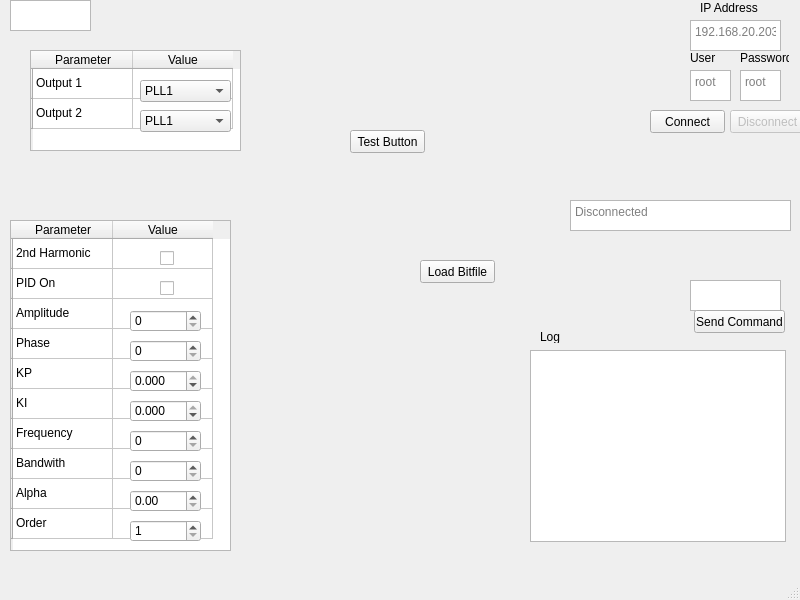
The window that mainwindow.ui (vhock/Phase-locked-Loop) describes before a commit, drawn with Qt 5.
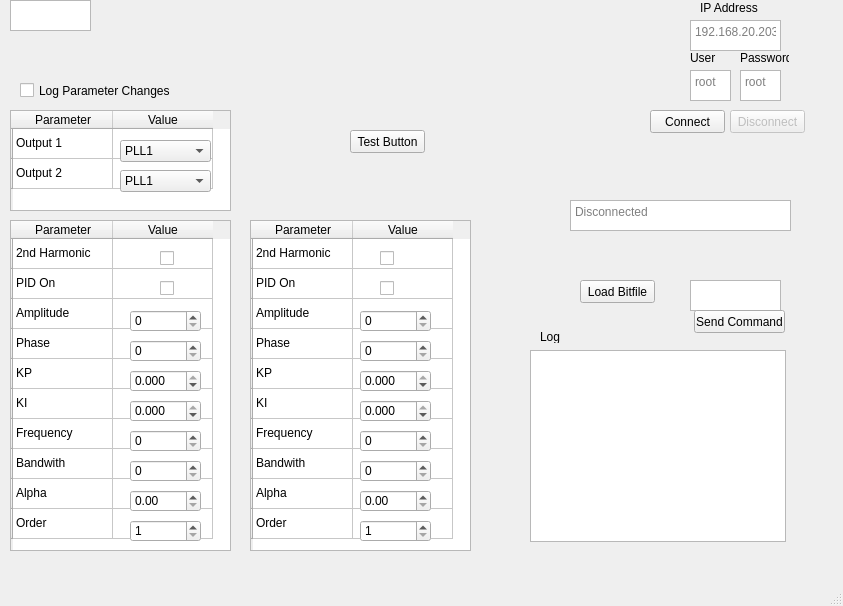
The same window after the commit.

Diff of the .ui file:
```diff
--- a/mainwindow.ui
+++ b/mainwindow.ui
@@ -9,8 +9,8 @@
    <rect>
     <x>0</x>
     <y>0</y>
-    <width>800</width>
-    <height>600</height>
+    <width>843</width>
+    <height>606</height>
    </rect>
   </property>
   <property name="windowTitle">
@@ -98,8 +98,8 @@
    <widget class="QPushButton" name="loadBitfileButton">
     <property name="geometry">
      <rect>
-      <x>420</x>
-      <y>260</y>
+      <x>580</x>
+      <y>280</y>
       <width>75</width>
       <height>23</height>
      </rect>
@@ -439,9 +439,9 @@
    <widget class="QTableWidget" name="tableWidget_2">
     <property name="geometry">
      <rect>
-      <x>30</x>
-      <y>50</y>
-      <width>211</width>
+      <x>10</x>
+      <y>110</y>
+      <width>221</width>
       <height>101</height>
      </rect>
     </property>
@@ -479,8 +479,8 @@
    <widget class="QComboBox" name="output1_combobox">
     <property name="geometry">
      <rect>
-      <x>140</x>
-      <y>80</y>
+      <x>120</x>
+      <y>140</y>
       <width>91</width>
       <height>22</height>
      </rect>
@@ -529,8 +529,8 @@
    <widget class="QComboBox" name="output2_combobox">
     <property name="geometry">
      <rect>
-      <x>140</x>
-      <y>110</y>
+      <x>120</x>
+      <y>170</y>
       <width>91</width>
       <height>22</height>
      </rect>
@@ -654,6 +654,308 @@
      <string>IP Address</string>
     </property>
    </widget>
+   <widget class="QCheckBox" name="log_parameter_changes_cb">
+    <property name="geometry">
+     <rect>
+      <x>20</x>
+      <y>80</y>
+      <width>151</width>
+      <height>21</height>
+     </rect>
+    </property>
+    <property name="text">
+     <string>Log Parameter Changes</string>
+    </property>
+   </widget>
+   <widget class="QTableWidget" name="tableWidget_3">
+    <property name="geometry">
+     <rect>
+      <x>250</x>
+      <y>220</y>
+      <width>221</width>
+      <height>331</height>
+     </rect>
+    </property>
+    <row>
+     <property name="text">
+      <string/>
+     </property>
+    </row>
+    <row>
+     <property name="text">
+      <string/>
+     </property>
+    </row>
+    <row>
+     <property name="text">
+      <string/>
+     </property>
+    </row>
+    <row>
+     <property name="text">
+      <string/>
+     </property>
+    </row>
+    <row>
+     <property name="text">
+      <string/>
+     </property>
+    </row>
+    <row>
+     <property name="text">
+      <string/>
+     </property>
+    </row>
+    <row>
+     <property name="text">
+      <string/>
+     </property>
+    </row>
+    <row>
+     <property name="text">
+      <string/>
+     </property>
+    </row>
+    <row>
+     <property name="text">
+      <string/>
+     </property>
+    </row>
+    <row>
+     <property name="text">
+      <string/>
+     </property>
+    </row>
+    <column>
+     <property name="text">
+      <string>Parameter</string>
+     </property>
+    </column>
+    <column>
+     <property name="text">
+      <string>Value</string>
+     </property>
+    </column>
+    <item row="0" column="0">
+     <property name="text">
+      <string>2nd Harmonic</string>
+     </property>
+    </item>
+    <item row="1" column="0">
+     <property name="text">
+      <string>PID On</string>
+     </property>
+    </item>
+    <item row="2" column="0">
+     <property name="text">
+      <string>Amplitude</string>
+     </property>
+    </item>
+    <item row="3" column="0">
+     <property name="text">
+      <string>Phase</string>
+     </property>
+    </item>
+    <item row="4" column="0">
+     <property name="text">
+      <string>KP</string>
+     </property>
+    </item>
+    <item row="5" column="0">
+     <property name="text">
+      <string>KI</string>
+     </property>
+    </item>
+    <item row="6" column="0">
+     <property name="text">
+      <string>Frequency</string>
+     </property>
+    </item>
+    <item row="7" column="0">
+     <property name="text">
+      <string>Bandwith</string>
+     </property>
+    </item>
+    <item row="8" column="0">
+     <property name="text">
+      <string>Alpha</string>
+     </property>
+    </item>
+    <item row="9" column="0">
+     <property name="text">
+      <string>Order</string>
+     </property>
+    </item>
+   </widget>
+   <widget class="QDoubleSpinBox" name="pll2_kp_box">
+    <property name="geometry">
+     <rect>
+      <x>360</x>
+      <y>370</y>
+      <width>71</width>
+      <height>22</height>
+     </rect>
+    </property>
+    <property name="decimals">
+     <number>3</number>
+    </property>
+    <property name="minimum">
+     <double>-30000.000000000000000</double>
+    </property>
+    <property name="maximum">
+     <double>0.000000000000000</double>
+    </property>
+    <property name="singleStep">
+     <double>0.100000000000000</double>
+    </property>
+   </widget>
+   <widget class="QSpinBox" name="pll2_freq_box">
+    <property name="geometry">
+     <rect>
+      <x>360</x>
+      <y>430</y>
+      <width>71</width>
+      <height>22</height>
+     </rect>
+    </property>
+    <property name="suffix">
+     <string/>
+    </property>
+    <property name="maximum">
+     <number>429496729</number>
+    </property>
+   </widget>
+   <widget class="QSpinBox" name="pll2_phase_box">
+    <property name="geometry">
+     <rect>
+      <x>360</x>
+      <y>340</y>
+      <width>71</width>
+      <height>22</height>
+     </rect>
+    </property>
+    <property name="suffix">
+     <string/>
+    </property>
+    <property name="maximum">
+     <number>360</number>
+    </property>
+   </widget>
+   <widget class="QDoubleSpinBox" name="pll2_ki_box">
+    <property name="geometry">
+     <rect>
+      <x>360</x>
+      <y>400</y>
+      <width>71</width>
+      <height>22</height>
+     </rect>
+    </property>
+    <property name="decimals">
+     <number>3</number>
+    </property>
+    <property name="minimum">
+     <double>-30000.000000000000000</double>
+    </property>
+    <property name="maximum">
+     <double>0.000000000000000</double>
+    </property>
+    <property name="singleStep">
+     <double>0.100000000000000</double>
+    </property>
+   </widget>
+   <widget class="QSpinBox" name="pll2_amplitude_box">
+    <property name="geometry">
+     <rect>
+      <x>360</x>
+      <y>310</y>
+      <width>71</width>
+      <height>22</height>
+     </rect>
+    </property>
+    <property name="suffix">
+     <string/>
+    </property>
+    <property name="maximum">
+     <number>127</number>
+    </property>
+   </widget>
+   <widget class="QDoubleSpinBox" name="pll2_alpha_box">
+    <property name="geometry">
+     <rect>
+      <x>360</x>
+      <y>490</y>
+      <width>71</width>
+      <height>22</height>
+     </rect>
+    </property>
+    <property name="maximum">
+     <double>1.000000000000000</double>
+    </property>
+    <property name="singleStep">
+     <double>0.010000000000000</double>
+    </property>
+   </widget>
+   <widget class="QSpinBox" name="pll2_bandwith_box">
+    <property name="geometry">
+     <rect>
+      <x>360</x>
+      <y>460</y>
+      <width>71</width>
+      <height>22</height>
+     </rect>
+    </property>
+    <property name="suffix">
+     <string/>
+    </property>
+    <property name="maximum">
+     <number>429496729</number>
+    </property>
+   </widget>
+   <widget class="QSpinBox" name="pll2_order_box">
+    <property name="geometry">
+     <rect>
+      <x>360</x>
+      <y>520</y>
+      <width>71</width>
+      <height>22</height>
+     </rect>
+    </property>
+    <property name="suffix">
+     <string/>
+    </property>
+    <property name="minimum">
+     <number>1</number>
+    </property>
+    <property name="maximum">
+     <number>8</number>
+    </property>
+   </widget>
+   <widget class="QCheckBox" name="pll2_pid_en_cb">
+    <property name="geometry">
+     <rect>
+      <x>380</x>
+      <y>280</y>
+      <width>70</width>
+      <height>17</height>
+     </rect>
+    </property>
+    <property name="text">
+     <string/>
+    </property>
+   </widget>
+   <widget class="QCheckBox" name="pll2_2nd_harm_cb">
+    <property name="geometry">
+     <rect>
+      <x>380</x>
+      <y>250</y>
+      <width>70</width>
+      <height>17</height>
+     </rect>
+    </property>
+    <property name="text">
+     <string/>
+    </property>
+   </widget>
    <zorder>tableWidget</zorder>
    <zorder>ipAddress</zorder>
    <zorder>connectButton</zorder>
```
Left out of the diff: 17 changed lines with no effect on the pictures.
